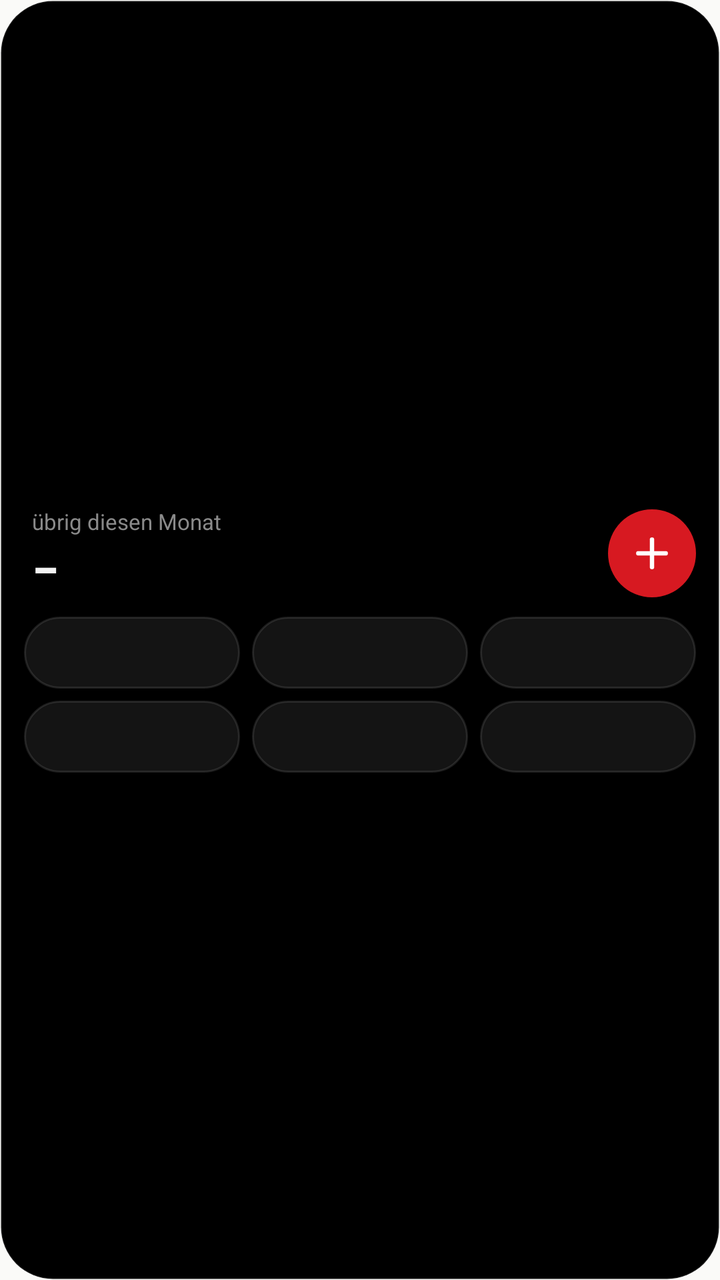
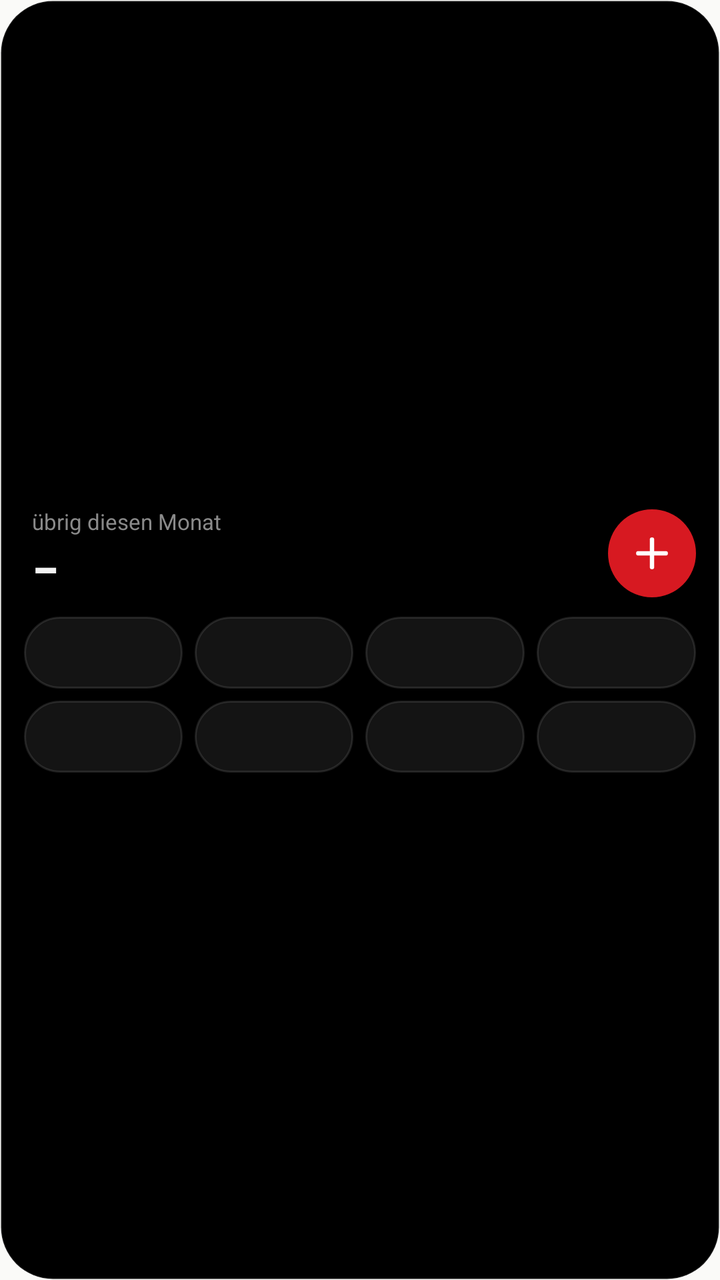

Compare the two renders of this Android layout. The source of the first and the diff that turns it into the second are given below.
<!-- AndroidManifest.xml: application theme AppTheme -->
<!-- res/layout/widget.xml -->
<?xml version="1.0" encoding="utf-8"?>
<LinearLayout xmlns:android="http://schemas.android.com/apk/res/android"
    android:id="@+id/w_root"
    android:layout_width="match_parent"
    android:layout_height="match_parent"
    android:background="@drawable/widget_bg"
    android:gravity="center_vertical"
    android:orientation="vertical"
    android:padding="12dp">

    <LinearLayout
        android:layout_width="match_parent"
        android:layout_height="wrap_content"
        android:gravity="center_vertical"
        android:orientation="horizontal">

        <LinearLayout
            android:id="@+id/w_open"
            android:layout_width="0dp"
            android:layout_height="wrap_content"
            android:layout_weight="1"
            android:orientation="vertical"
            android:paddingStart="4dp">

            <TextView
                android:layout_width="wrap_content"
                android:layout_height="wrap_content"
                android:text="@string/widget_left_label"
                android:textColor="#8A8A8A"
                android:textSize="11sp" />

            <TextView
                android:id="@+id/w_left"
                android:layout_width="wrap_content"
                android:layout_height="wrap_content"
                android:fontFamily="sans-serif-condensed"
                android:text="–"
                android:textColor="#F2F2F2"
                android:textSize="24sp"
                android:textStyle="bold" />
        </LinearLayout>

        <ImageView
            android:id="@+id/w_add"
            android:layout_width="44dp"
            android:layout_height="44dp"
            android:background="@drawable/add_bg"
            android:contentDescription="Ausgabe eintragen"
            android:scaleType="center"
            android:src="@drawable/ic_plus" />
    </LinearLayout>

    <LinearLayout
        android:layout_width="match_parent"
        android:layout_height="wrap_content"
        android:layout_marginTop="8dp"
        android:orientation="horizontal">
        <TextView
            android:id="@+id/c_essen"
            android:layout_width="0dp"
            android:layout_height="36dp"
            android:layout_weight="1"
            android:layout_marginEnd="6dp"
            android:background="@drawable/chip_bg"
            android:gravity="center"
            android:maxLines="1"
            android:ellipsize="end"
            android:paddingStart="6dp"
            android:paddingEnd="6dp"
            android:textColor="#CFCFCF"
            android:textSize="12sp"
            android:fontFamily="sans-serif-medium" />
        <TextView
            android:id="@+id/c_einkauf"
            android:layout_width="0dp"
            android:layout_height="36dp"
            android:layout_weight="1"
            android:layout_marginEnd="6dp"
            android:background="@drawable/chip_bg"
            android:gravity="center"
            android:maxLines="1"
            android:ellipsize="end"
            android:paddingStart="6dp"
            android:paddingEnd="6dp"
            android:textColor="#CFCFCF"
            android:textSize="12sp"
            android:fontFamily="sans-serif-medium" />
        <TextView
            android:id="@+id/c_transport"
            android:layout_width="0dp"
            android:layout_height="36dp"
            android:layout_weight="1"
            android:background="@drawable/chip_bg"
            android:gravity="center"
            android:maxLines="1"
            android:ellipsize="end"
            android:paddingStart="6dp"
            android:paddingEnd="6dp"
            android:textColor="#CFCFCF"
            android:textSize="12sp"
            android:fontFamily="sans-serif-medium" />
    </LinearLayout>

    <LinearLayout
        android:layout_width="match_parent"
        android:layout_height="wrap_content"
        android:layout_marginTop="6dp"
        android:orientation="horizontal">
        <TextView
            android:id="@+id/c_freizeit"
            android:layout_width="0dp"
            android:layout_height="36dp"
            android:layout_weight="1"
            android:layout_marginEnd="6dp"
            android:background="@drawable/chip_bg"
            android:gravity="center"
            android:maxLines="1"
            android:ellipsize="end"
            android:paddingStart="6dp"
            android:paddingEnd="6dp"
            android:textColor="#CFCFCF"
            android:textSize="12sp"
            android:fontFamily="sans-serif-medium" />
        <TextView
            android:id="@+id/c_wohnen"
            android:layout_width="0dp"
            android:layout_height="36dp"
            android:layout_weight="1"
            android:layout_marginEnd="6dp"
            android:background="@drawable/chip_bg"
            android:gravity="center"
            android:maxLines="1"
            android:ellipsize="end"
            android:paddingStart="6dp"
            android:paddingEnd="6dp"
            android:textColor="#CFCFCF"
            android:textSize="12sp"
            android:fontFamily="sans-serif-medium" />
        <TextView
            android:id="@+id/c_sonst"
            android:layout_width="0dp"
            android:layout_height="36dp"
            android:layout_weight="1"
            android:background="@drawable/chip_bg"
            android:gravity="center"
            android:maxLines="1"
            android:ellipsize="end"
            android:paddingStart="6dp"
            android:paddingEnd="6dp"
            android:textColor="#CFCFCF"
            android:textSize="12sp"
            android:fontFamily="sans-serif-medium" />
    </LinearLayout>
</LinearLayout>
<!-- resources referenced by this layout -->
<resources>
  <!-- drawable add_bg (drawable) -->
  <?xml version="1.0" encoding="utf-8"?>
  <shape xmlns:android="http://schemas.android.com/apk/res/android" android:shape="oval">
      <solid android:color="#D71921" />
  </shape>
  <!-- drawable chip_bg (drawable) -->
  <?xml version="1.0" encoding="utf-8"?>
  <shape xmlns:android="http://schemas.android.com/apk/res/android" android:shape="rectangle">
      <solid android:color="#141414" />
      <stroke android:width="1dp" android:color="#1CFFFFFF" />
      <corners android:radius="99dp" />
  </shape>
  <!-- drawable ic_plus (drawable) -->
  <?xml version="1.0" encoding="utf-8"?>
  <vector xmlns:android="http://schemas.android.com/apk/res/android"
      android:width="22dp"
      android:height="22dp"
      android:viewportWidth="24"
      android:viewportHeight="24">
      <path
          android:pathData="M12,4.5V19.5M4.5,12H19.5"
          android:strokeColor="#FFFFFFFF"
          android:strokeWidth="2.4"
          android:strokeLineCap="round" />
  </vector>
  <!-- drawable widget_bg (drawable) -->
  <?xml version="1.0" encoding="utf-8"?>
  <shape xmlns:android="http://schemas.android.com/apk/res/android" android:shape="rectangle">
      <solid android:color="#000000" />
      <stroke android:width="1dp" android:color="#17FFFFFF" />
      <corners android:radius="26dp" />
  </shape>
  <string name="widget_left_label">übrig diesen Monat</string>
  <style name="AppTheme" parent="@android:style/Theme.DeviceDefault.Light.NoActionBar">
          <item name="android:windowBackground">@color/screen</item>
          <item name="android:statusBarColor">@color/screen</item>
          <item name="android:navigationBarColor">@color/screen</item>
          <item name="android:windowLightStatusBar">true</item>
          <item name="android:windowLightNavigationBar">true</item>
          <item name="android:colorAccent">@color/red</item>
      </style>
  <color name="screen">#FAFAF8</color>
  <color name="red">#D71921</color>
</resources>

<!-- the commit's change to res/layout/widget.xml (unified diff, before → after) -->
@@ -51,42 +51,13 @@
     </LinearLayout>
 
     <LinearLayout
+        android:id="@+id/krow0"
         android:layout_width="match_parent"
         android:layout_height="wrap_content"
         android:layout_marginTop="8dp"
         android:orientation="horizontal">
         <TextView
-            android:id="@+id/c_essen"
-            android:layout_width="0dp"
-            android:layout_height="36dp"
-            android:layout_weight="1"
-            android:layout_marginEnd="6dp"
-            android:background="@drawable/chip_bg"
-            android:gravity="center"
-            android:maxLines="1"
-            android:ellipsize="end"
-            android:paddingStart="6dp"
-            android:paddingEnd="6dp"
-            android:textColor="#CFCFCF"
-            android:textSize="12sp"
-            android:fontFamily="sans-serif-medium" />
-        <TextView
-            android:id="@+id/c_einkauf"
-            android:layout_width="0dp"
-            android:layout_height="36dp"
-            android:layout_weight="1"
-            android:layout_marginEnd="6dp"
-            android:background="@drawable/chip_bg"
-            android:gravity="center"
-            android:maxLines="1"
-            android:ellipsize="end"
-            android:paddingStart="6dp"
-            android:paddingEnd="6dp"
-            android:textColor="#CFCFCF"
-            android:textSize="12sp"
-            android:fontFamily="sans-serif-medium" />
-        <TextView
-            android:id="@+id/c_transport"
+            android:id="@+id/k0"
             android:layout_width="0dp"
             android:layout_height="36dp"
             android:layout_weight="1"
@@ -99,19 +70,12 @@
             android:textColor="#CFCFCF"
             android:textSize="12sp"
             android:fontFamily="sans-serif-medium" />
-    </LinearLayout>
-
-    <LinearLayout
-        android:layout_width="match_parent"
-        android:layout_height="wrap_content"
-        android:layout_marginTop="6dp"
-        android:orientation="horizontal">
         <TextView
-            android:id="@+id/c_freizeit"
+            android:id="@+id/k1"
             android:layout_width="0dp"
             android:layout_height="36dp"
             android:layout_weight="1"
-            android:layout_marginEnd="6dp"
+            android:layout_marginStart="6dp"
             android:background="@drawable/chip_bg"
             android:gravity="center"
             android:maxLines="1"
@@ -122,11 +86,11 @@
             android:textSize="12sp"
             android:fontFamily="sans-serif-medium" />
         <TextView
-            android:id="@+id/c_wohnen"
+            android:id="@+id/k2"
             android:layout_width="0dp"
             android:layout_height="36dp"
             android:layout_weight="1"
-            android:layout_marginEnd="6dp"
+            android:layout_marginStart="6dp"
             android:background="@drawable/chip_bg"
             android:gravity="center"
             android:maxLines="1"
@@ -137,7 +101,29 @@
             android:textSize="12sp"
             android:fontFamily="sans-serif-medium" />
         <TextView
-            android:id="@+id/c_sonst"
+            android:id="@+id/k3"
+            android:layout_width="0dp"
+            android:layout_height="36dp"
+            android:layout_weight="1"
+            android:layout_marginStart="6dp"
+            android:background="@drawable/chip_bg"
+            android:gravity="center"
+            android:maxLines="1"
+            android:ellipsize="end"
+            android:paddingStart="6dp"
+            android:paddingEnd="6dp"
+            android:textColor="#CFCFCF"
+            android:textSize="12sp"
+            android:fontFamily="sans-serif-medium" />
+    </LinearLayout>
+    <LinearLayout
+        android:id="@+id/krow1"
+        android:layout_width="match_parent"
+        android:layout_height="wrap_content"
+        android:layout_marginTop="6dp"
+        android:orientation="horizontal">
+        <TextView
+            android:id="@+id/k4"
             android:layout_width="0dp"
             android:layout_height="36dp"
             android:layout_weight="1"
@@ -150,5 +136,50 @@
             android:textColor="#CFCFCF"
             android:textSize="12sp"
             android:fontFamily="sans-serif-medium" />
+        <TextView
+            android:id="@+id/k5"
+            android:layout_width="0dp"
+            android:layout_height="36dp"
+            android:layout_weight="1"
+            android:layout_marginStart="6dp"
+            android:background="@drawable/chip_bg"
+            android:gravity="center"
+            android:maxLines="1"
+            android:ellipsize="end"
+            android:paddingStart="6dp"
+            android:paddingEnd="6dp"
+            android:textColor="#CFCFCF"
+            android:textSize="12sp"
+            android:fontFamily="sans-serif-medium" />
+        <TextView
+            android:id="@+id/k6"
+            android:layout_width="0dp"
+            android:layout_height="36dp"
+            android:layout_weight="1"
+            android:layout_marginStart="6dp"
+            android:background="@drawable/chip_bg"
+            android:gravity="center"
+            android:maxLines="1"
+            android:ellipsize="end"
+            android:paddingStart="6dp"
+            android:paddingEnd="6dp"
+            android:textColor="#CFCFCF"
+            android:textSize="12sp"
+            android:fontFamily="sans-serif-medium" />
+        <TextView
+            android:id="@+id/k7"
+            android:layout_width="0dp"
+            android:layout_height="36dp"
+            android:layout_weight="1"
+            android:layout_marginStart="6dp"
+            android:background="@drawable/chip_bg"
+            android:gravity="center"
+            android:maxLines="1"
+            android:ellipsize="end"
+            android:paddingStart="6dp"
+            android:paddingEnd="6dp"
+            android:textColor="#CFCFCF"
+            android:textSize="12sp"
+            android:fontFamily="sans-serif-medium" />
     </LinearLayout>
 </LinearLayout>
